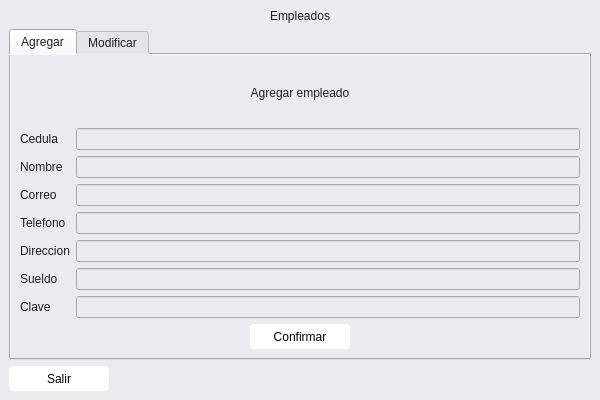
donjosh-ua/agencia_inmobiliaria, file view/empleadosView.ui: the form before one commit.
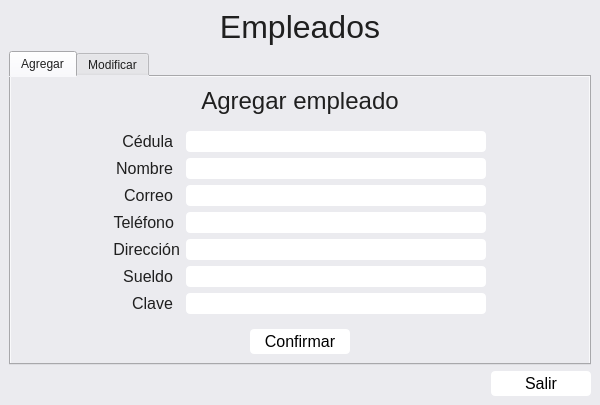
The form after the commit.

The edit to the form file:
```diff
--- a/view/empleadosView.ui
+++ b/view/empleadosView.ui
@@ -21,6 +21,11 @@
    <layout class="QVBoxLayout" name="verticalLayout">
     <item>
      <widget class="QLabel" name="label">
+      <property name="font">
+       <font>
+        <pointsize>24</pointsize>
+       </font>
+      </property>
       <property name="text">
        <string>Empleados</string>
       </property>
@@ -41,6 +46,17 @@
        <layout class="QVBoxLayout" name="verticalLayout_2">
         <item>
          <widget class="QLabel" name="label_2">
+          <property name="maximumSize">
+           <size>
+            <width>16777215</width>
+            <height>60</height>
+           </size>
+          </property>
+          <property name="font">
+           <font>
+            <pointsize>18</pointsize>
+           </font>
+          </property>
           <property name="text">
            <string>Agregar empleado</string>
           </property>
@@ -49,79 +65,354 @@
           </property>
          </widget>
         </item>
-        <item>
+        <item alignment="Qt::AlignHCenter|Qt::AlignVCenter">
+         <widget class="QWidget" name="" native="true">
          <layout class="QFormLayout" name="formLayout_2">
           <item row="0" column="0">
            <widget class="QLabel" name="label_7">
+             <property name="minimumSize">
+              <size>
+               <width>60</width>
+               <height>0</height>
+              </size>
+             </property>
+             <property name="font">
+              <font>
+               <pointsize>12</pointsize>
+              </font>
+             </property>
             <property name="text">
-             <string>Cedula</string>
+              <string>Cédula</string>
+             </property>
+             <property name="alignment">
+              <set>Qt::AlignRight|Qt::AlignTrailing|Qt::AlignVCenter</set>
             </property>
            </widget>
           </item>
           <item row="2" column="0">
            <widget class="QLabel" name="label_8">
+             <property name="minimumSize">
+              <size>
+               <width>60</width>
+               <height>0</height>
+              </size>
+             </property>
+             <property name="font">
+              <font>
+               <pointsize>12</pointsize>
+              </font>
+             </property>
             <property name="text">
              <string>Correo</string>
             </property>
+             <property name="alignment">
+              <set>Qt::AlignRight|Qt::AlignTrailing|Qt::AlignVCenter</set>
+             </property>
            </widget>
           </item>
           <item row="1" column="0">
            <widget class="QLabel" name="label_9">
+             <property name="minimumSize">
+              <size>
+               <width>60</width>
+               <height>0</height>
+              </size>
+             </property>
+             <property name="font">
+              <font>
+               <pointsize>12</pointsize>
+              </font>
+             </property>
             <property name="text">
              <string>Nombre</string>
             </property>
+             <property name="alignment">
+              <set>Qt::AlignRight|Qt::AlignTrailing|Qt::AlignVCenter</set>
+             </property>
            </widget>
           </item>
           <item row="3" column="0">
            <widget class="QLabel" name="label_10">
+             <property name="minimumSize">
+              <size>
+               <width>60</width>
+               <height>0</height>
+              </size>
+             </property>
+             <property name="font">
+              <font>
+               <pointsize>12</pointsize>
+              </font>
+             </property>
             <property name="text">
-             <string>Telefono</string>
+              <string>Teléfono</string>
+             </property>
+             <property name="alignment">
+              <set>Qt::AlignRight|Qt::AlignTrailing|Qt::AlignVCenter</set>
             </property>
            </widget>
           </item>
           <item row="4" column="0">
            <widget class="QLabel" name="label_11">
+             <property name="minimumSize">
+              <size>
+               <width>60</width>
+               <height>0</height>
+              </size>
+             </property>
+             <property name="font">
+              <font>
+               <pointsize>12</pointsize>
+              </font>
+             </property>
             <property name="text">
-             <string>Direccion</string>
+              <string>Dirección</string>
+             </property>
+             <property name="alignment">
+              <set>Qt::AlignRight|Qt::AlignTrailing|Qt::AlignVCenter</set>
             </property>
            </widget>
           </item>
           <item row="5" column="0">
            <widget class="QLabel" name="label_12">
+             <property name="minimumSize">
+              <size>
+               <width>60</width>
+               <height>0</height>
+              </size>
+             </property>
+             <property name="font">
+              <font>
+               <pointsize>12</pointsize>
+              </font>
+             </property>
             <property name="text">
              <string>Sueldo</string>
             </property>
+             <property name="alignment">
+              <set>Qt::AlignRight|Qt::AlignTrailing|Qt::AlignVCenter</set>
+             </property>
            </widget>
           </item>
           <item row="6" column="0">
            <widget class="QLabel" name="label_13">
+             <property name="minimumSize">
+              <size>
+               <width>60</width>
+               <height>0</height>
+              </size>
+             </property>
+             <property name="font">
+              <font>
+               <pointsize>12</pointsize>
+              </font>
+             </property>
             <property name="text">
              <string>Clave</string>
             </property>
+             <property name="alignment">
+              <set>Qt::AlignRight|Qt::AlignTrailing|Qt::AlignVCenter</set>
+             </property>
            </widget>
           </item>
           <item row="0" column="1">
-           <widget class="QLineEdit" name="lineEdit"/>
+            <widget class="QLineEdit" name="txtCedula">
+             <property name="minimumSize">
+              <size>
+               <width>300</width>
+               <height>0</height>
+              </size>
+             </property>
+             <property name="maximumSize">
+              <size>
+               <width>300</width>
+               <height>16777215</height>
+              </size>
+             </property>
+             <property name="font">
+              <font>
+               <pointsize>12</pointsize>
+              </font>
+             </property>
+             <property name="styleSheet">
+              <string notr="true">QLineEdit{
+	color: black;
+	background-color: white;
+	border-radius: 4px;
+}</string>
+             </property>
+            </widget>
           </item>
           <item row="1" column="1">
-           <widget class="QLineEdit" name="lineEdit_2"/>
+            <widget class="QLineEdit" name="txtNombre">
+             <property name="minimumSize">
+              <size>
+               <width>300</width>
+               <height>0</height>
+              </size>
+             </property>
+             <property name="maximumSize">
+              <size>
+               <width>300</width>
+               <height>16777215</height>
+              </size>
+             </property>
+             <property name="font">
+              <font>
+               <pointsize>12</pointsize>
+              </font>
+             </property>
+             <property name="styleSheet">
+              <string notr="true">QLineEdit{
+	color: black;
+	background-color: white;
+	border-radius: 4px;
+}</string>
+             </property>
+            </widget>
           </item>
           <item row="2" column="1">
-           <widget class="QLineEdit" name="lineEdit_3"/>
+            <widget class="QLineEdit" name="txtCorreo">
+             <property name="minimumSize">
+              <size>
+               <width>300</width>
+               <height>0</height>
+              </size>
+             </property>
+             <property name="maximumSize">
+              <size>
+               <width>300</width>
+               <height>16777215</height>
+              </size>
+             </property>
+             <property name="font">
+              <font>
+               <pointsize>12</pointsize>
+              </font>
+             </property>
+             <property name="styleSheet">
+              <string notr="true">QLineEdit{
+	color: black;
+	background-color: white;
+	border-radius: 4px;
+}</string>
+             </property>
+            </widget>
           </item>
           <item row="3" column="1">
-           <widget class="QLineEdit" name="lineEdit_4"/>
+            <widget class="QLineEdit" name="txtTelefono">
+             <property name="minimumSize">
+              <size>
+               <width>300</width>
+               <height>0</height>
+              </size>
+             </property>
+             <property name="maximumSize">
+              <size>
+               <width>300</width>
+               <height>16777215</height>
+              </size>
+             </property>
+             <property name="font">
+              <font>
+               <pointsize>12</pointsize>
+              </font>
+             </property>
+             <property name="styleSheet">
+              <string notr="true">QLineEdit{
+	color: black;
+	background-color: white;
+	border-radius: 4px;
+}</string>
+             </property>
+            </widget>
           </item>
           <item row="4" column="1">
-           <widget class="QLineEdit" name="lineEdit_5"/>
+            <widget class="QLineEdit" name="txtDireccion">
+             <property name="minimumSize">
+              <size>
+               <width>300</width>
+               <height>0</height>
+              </size>
+             </property>
+             <property name="maximumSize">
+              <size>
+               <width>300</width>
+               <height>16777215</height>
+              </size>
+             </property>
+             <property name="font">
+              <font>
+               <pointsize>12</pointsize>
+              </font>
+             </property>
+             <property name="styleSheet">
+              <string notr="true">QLineEdit{
+	color: black;
+	background-color: white;
+	border-radius: 4px;
+}</string>
+             </property>
+            </widget>
           </item>
           <item row="5" column="1">
-           <widget class="QLineEdit" name="lineEdit_6"/>
+            <widget class="QLineEdit" name="txtSueldo">
+             <property name="minimumSize">
+              <size>
+               <width>300</width>
+               <height>0</height>
+              </size>
+             </property>
+             <property name="maximumSize">
+              <size>
+               <width>300</width>
+               <height>16777215</height>
+              </size>
+             </property>
+             <property name="font">
+              <font>
+               <pointsize>12</pointsize>
+              </font>
+             </property>
+             <property name="styleSheet">
+              <string notr="true">QLineEdit{
+	color: black;
+	background-color: white;
+	border-radius: 4px;
+}</string>
+             </property>
+            </widget>
           </item>
           <item row="6" column="1">
-           <widget class="QLineEdit" name="lineEdit_7"/>
-          </item>
-         </layout>
+            <widget class="QLineEdit" name="txtClave">
+             <property name="minimumSize">
+              <size>
+               <width>300</width>
+               <height>0</height>
+              </size>
+             </property>
+             <property name="maximumSize">
+              <size>
+               <width>300</width>
+               <height>16777215</height>
+              </size>
+             </property>
+             <property name="font">
+              <font>
+               <pointsize>12</pointsize>
+              </font>
+             </property>
+             <property name="styleSheet">
+              <string notr="true">QLineEdit{
+	color: black;
+	background-color: white;
+	border-radius: 4px;
+}</string>
+             </property>
+            </widget>
+           </item>
+          </layout>
+         </widget>
         </item>
         <item alignment="Qt::AlignHCenter">
          <widget class="QPushButton" name="btnAgregar">
@@ -137,6 +428,11 @@
             <height>25</height>
            </size>
           </property>
+          <property name="font">
+           <font>
+            <pointsize>12</pointsize>
+           </font>
+          </property>
           <property name="styleSheet">
            <string notr="true">QPushButton{
 	color: black;
@@ -234,7 +530,7 @@
       </widget>
      </widget>
     </item>
-    <item>
+    <item alignment="Qt::AlignRight">
      <widget class="QPushButton" name="btnSalir">
       <property name="minimumSize">
        <size>
@@ -248,6 +544,11 @@
         <height>25</height>
        </size>
       </property>
+      <property name="font">
+       <font>
+        <pointsize>12</pointsize>
+       </font>
+      </property>
       <property name="styleSheet">
        <string notr="true">QPushButton{
 	color: black;
```
Left out of the diff: 289 changed lines with no effect on the pictures. Lines whose indentation alone changed are shown as unchanged.
